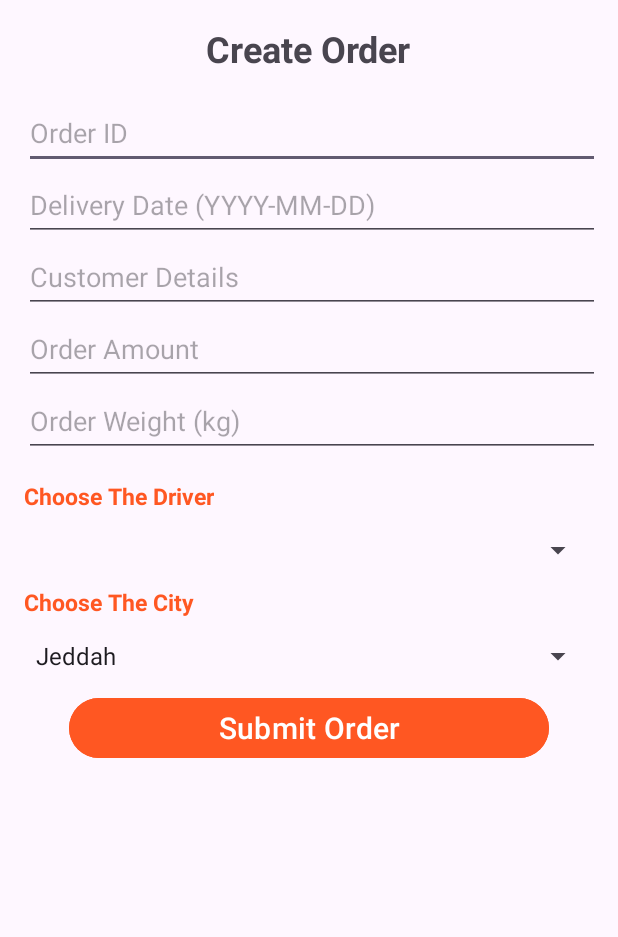
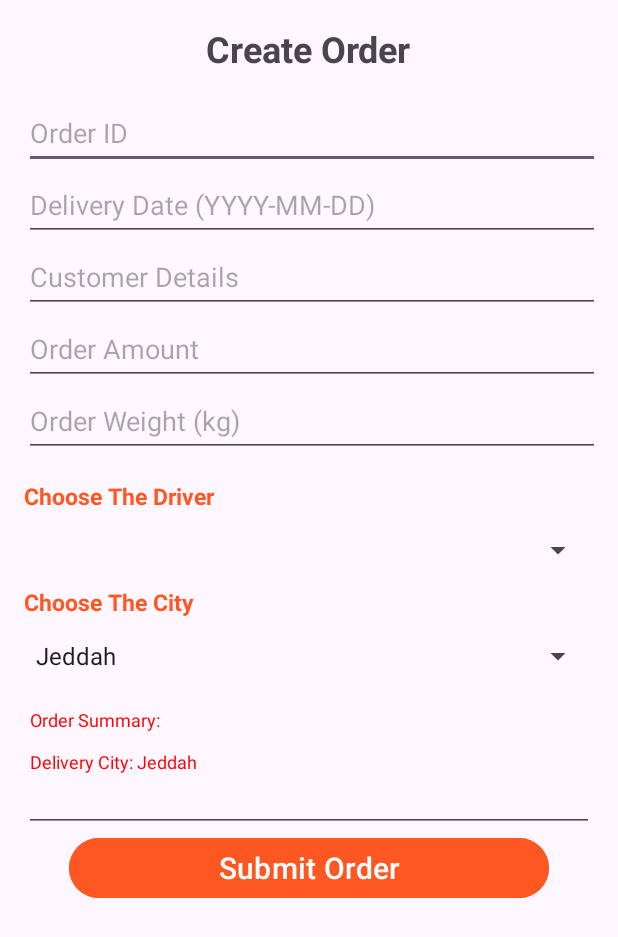
Before and after one commit to ahadgalqahtani/projectR, an Android app: the Order screen opened directly, with no data from a screen before it, on a phone screen of 412 x 824 dp. Shown: the top 937 px of the screen. Run offline under Robolectric (Android 15) with nearby library versions, the phone set to English and light mode, and no system bars; our stand-ins replace Firebase (no records; nobody signed in at launch, a user with empty details on screens opened directly).

Commit message:
order xml and java code

```diff
--- a/app/src/main/java/com/example/lab4/JeddahstoresActivity.java
+++ b/app/src/main/java/com/example/lab4/JeddahstoresActivity.java
@@ -29,4 +29,5 @@ public class JeddahstoresActivity extends AppCompatActivity {
             }
         });
     }
+
 }
--- a/app/src/main/java/com/example/lab4/MakkahstoresActivity.java
+++ b/app/src/main/java/com/example/lab4/MakkahstoresActivity.java
@@ -25,7 +25,9 @@ public class MakkahstoresActivity extends AppCompatActivity {
                 // Navigate to Order Activity
                 Intent intent = new Intent(MakkahstoresActivity.this, Order.class);
                 startActivity(intent);
+
             }
         });
     }
+
 }
--- a/app/src/main/java/com/example/lab4/Order.java
+++ b/app/src/main/java/com/example/lab4/Order.java
@@ -1,9 +1,13 @@
 package com.example.lab4;
 
 import android.content.Intent;
+import android.content.SharedPreferences;
 import android.os.Bundle;
-import android.util.Log;
+import android.text.Editable;
+import android.text.TextWatcher;
 import android.view.View;
+import android.graphics.Color;
+import android.util.TypedValue;
 import android.widget.AdapterView;
 import android.widget.ArrayAdapter;
 import android.widget.Button;
@@ -17,17 +21,45 @@ import com.google.firebase.database.DatabaseError;
 import com.google.firebase.database.DatabaseReference;
 import com.google.firebase.database.FirebaseDatabase;
 import com.google.firebase.database.ValueEventListener;
-
 import java.util.ArrayList;
 
 public class Order extends AppCompatActivity {
 
-    private EditText editTextOrderId, editTextDeliveryDate, editTextCustomerDetails, editTextOrderAmount, editTextOrderWeight;
+    private EditText editTextOrderId, editTextDeliveryDate, editTextCustomerDetails, editTextOrderAmount, editTextOrderWeight, editTextOrderSummary;;
     private Spinner spinnerAssignDriver,spinnerCity;
     private Button buttonSubmitOrder;
     private DatabaseReference databaseReference;
     private ArrayAdapter<String> driverAdapter;
     private ArrayList<String> driverList;
+
+
+    private static final String KEY_ORDER_ID = "orderId";
+    private static final String KEY_DELIVERY_DATE = "deliveryDate";
+    private static final String KEY_CUSTOMER_DETAILS = "customerDetails";
+    private static final String KEY_ORDER_AMOUNT = "orderAmount";
+    private static final String KEY_ORDER_WEIGHT = "orderWeight";
+    private static final String KEY_ORDER_SUMMARY = "orderSummary";
+    private static final String KEY_SELECTED_DRIVER = "selectedDriver";
+    private static final String KEY_SELECTED_CITY = "selectedCity";
+    private String selectedStore = "";
+
+    private TextWatcher formWatcher = new TextWatcher() {
+        @Override
+        public void beforeTextChanged(CharSequence s, int start, int count, int after) {
+            // Not needed
+        }
+
+        @Override
+        public void onTextChanged(CharSequence s, int start, int before, int count) {
+            // Not needed
+        }
+
+        @Override
+        public void afterTextChanged(Editable s) {
+            updateOrderSummary();
+        }
+    };
+
 
 
     @Override
@@ -45,6 +77,9 @@ public class Order extends AppCompatActivity {
         spinnerAssignDriver = findViewById(R.id.AssignDriverSpinner);
         spinnerCity = findViewById(R.id.spinnerCity);
         buttonSubmitOrder = findViewById(R.id.buttonSubmitOrder);
+        editTextOrderSummary = findViewById(R.id.editTextOrderSummary);
+
+
 
         // Initialize Firebase Database reference
         databaseReference = FirebaseDatabase.getInstance().getReference("users"); // Adjust the path as necessary
@@ -52,6 +87,12 @@ public class Order extends AppCompatActivity {
         driverAdapter = new ArrayAdapter<>(this, android.R.layout.simple_spinner_item, driverList);
         driverAdapter.setDropDownViewResource(android.R.layout.simple_spinner_dropdown_item);
         spinnerAssignDriver.setAdapter(driverAdapter);
+
+        editTextOrderId.addTextChangedListener(formWatcher);
+        editTextDeliveryDate.addTextChangedListener(formWatcher);
+        editTextCustomerDetails.addTextChangedListener(formWatcher);
+        editTextOrderAmount.addTextChangedListener(formWatcher);
+        editTextOrderWeight.addTextChangedListener(formWatcher);
 
         databaseReference.orderByChild("role").equalTo("Driver").addListenerForSingleValueEvent(new ValueEventListener() {
             @Override
@@ -72,6 +113,7 @@ public class Order extends AppCompatActivity {
             }
         });
 
+
         // Set onClickListener for the submit button
         buttonSubmitOrder.setOnClickListener(new View.OnClickListener() {
             @Override
@@ -91,19 +133,24 @@ public class Order extends AppCompatActivity {
                     return;
                 }
 
-
-
-
-
-
                 // Process the order creation (you may want to send it to a database or another screen)
                 Toast.makeText(Order.this, "Order Created Successfully", Toast.LENGTH_SHORT).show();
 
+                updateOrderSummary();
                 // Go back to the Supervisor dashboard
+                finish();
+            }
+        });
 
+        spinnerAssignDriver.setOnItemSelectedListener(new AdapterView.OnItemSelectedListener() {
+            @Override
+            public void onItemSelected(AdapterView<?> parent, View view, int position, long id) {
+                updateOrderSummary();
+            }
 
-
-                finish();
+            @Override
+            public void onNothingSelected(AdapterView<?> parent) {
+                // Not needed
             }
         });
 
@@ -120,14 +167,15 @@ public class Order extends AppCompatActivity {
 
                 // Retrieve the selected city
                 String selectedCity = parent.getItemAtPosition(position).toString();
+                saveFormState();
 
                 // Start the appropriate activity based on selection
                 if (selectedCity.equals("Jeddah")) {
                     Intent intent = new Intent(Order.this, JeddahstoresActivity.class);
-                    startActivity(intent);
+                    startActivityForResult(intent, 1);
                 } else if (selectedCity.equals("Makkah")) {
                     Intent intent = new Intent(Order.this, MakkahstoresActivity.class);
-                    startActivity(intent);
+                    startActivityForResult(intent, 1);
                 }
             }
 
@@ -138,4 +186,147 @@ public class Order extends AppCompatActivity {
         });
 
     }
+    private void saveFormState() {
+        SharedPreferences prefs = getSharedPreferences("OrderFormData", MODE_PRIVATE);
+        SharedPreferences.Editor editor = prefs.edit();
+
+
+        editor.putString(KEY_ORDER_ID, editTextOrderId.getText().toString());
+        editor.putString(KEY_DELIVERY_DATE, editTextDeliveryDate.getText().toString());
+        editor.putString(KEY_CUSTOMER_DETAILS, editTextCustomerDetails.getText().toString());
+        editor.putString(KEY_ORDER_AMOUNT, editTextOrderAmount.getText().toString());
+        editor.putString(KEY_ORDER_WEIGHT, editTextOrderWeight.getText().toString());
+        editor.putString(KEY_ORDER_SUMMARY, editTextOrderSummary.getText().toString());
+        editor.putString(KEY_ORDER_SUMMARY, editTextOrderSummary.getText().toString());
+        editor.putString("SELECTED_STORE", selectedStore);
+
+        if (spinnerAssignDriver.getSelectedItem() != null) {
+            editor.putString(KEY_SELECTED_DRIVER, spinnerAssignDriver.getSelectedItem().toString());
+        }
+        if (spinnerCity.getSelectedItem() != null) {
+            editor.putString(KEY_SELECTED_CITY, spinnerCity.getSelectedItem().toString());
+        }
+
+
+        editor.apply();
+    }
+
+    private void restoreFormState() {
+        SharedPreferences prefs = getSharedPreferences("OrderFormData", MODE_PRIVATE);
+
+        editTextOrderId.setText(prefs.getString(KEY_ORDER_ID, ""));
+        editTextDeliveryDate.setText(prefs.getString(KEY_DELIVERY_DATE, ""));
+        editTextCustomerDetails.setText(prefs.getString(KEY_CUSTOMER_DETAILS, ""));
+        editTextOrderAmount.setText(prefs.getString(KEY_ORDER_AMOUNT, ""));
+        editTextOrderWeight.setText(prefs.getString(KEY_ORDER_WEIGHT, ""));
+        editTextOrderSummary.setText(prefs.getString(KEY_ORDER_SUMMARY, ""));
+
+        // Restore spinner selections after adapter is populated
+        final String savedDriver = prefs.getString(KEY_SELECTED_DRIVER, "");
+        final String savedCity = prefs.getString(KEY_SELECTED_CITY, "");
+
+        if (!savedDriver.isEmpty() && driverAdapter != null) {
+            int driverPosition = driverAdapter.getPosition(savedDriver);
+            if (driverPosition >= 0) {
+                spinnerAssignDriver.setSelection(driverPosition);
+            }
+        }
+
+        if (!savedCity.isEmpty()) {
+            ArrayAdapter<CharSequence> cityAdapter = (ArrayAdapter<CharSequence>) spinnerCity.getAdapter();
+            int cityPosition = cityAdapter.getPosition(savedCity);
+            if (cityPosition >= 0) {
+                spinnerCity.setSelection(cityPosition);
+            }
+        }
+
+        selectedStore = prefs.getString("SELECTED_STORE", "");
+        updateOrderSummary();
+    }
+    @Override
+    protected void onResume() {
+        super.onResume();
+        restoreFormState();  // Restore data when activity resumes
+    }
+
+    @Override
+    protected void onSaveInstanceState(@NonNull Bundle outState) {
+        super.onSaveInstanceState(outState);
+        saveFormState();  // Save data when activity might be destroyed
+    }
+    private void saveOrder() {
+        // Your existing order saving logic here
+        Toast.makeText(Order.this, "Order Created Successfully", Toast.LENGTH_SHORT).show();
+
+        // Clear the saved form data after successful submission
+        SharedPreferences prefs = getSharedPreferences("OrderFormData", MODE_PRIVATE);
+        prefs.edit().clear().apply();
+    }
+    @Override
+    protected void onActivityResult(int requestCode, int resultCode, Intent data) {
+        super.onActivityResult(requestCode, resultCode, data);
+        if (requestCode == 1 && resultCode == RESULT_OK && data != null) {
+            selectedStore = data.getStringExtra("SELECTED_STORE");
+            updateOrderSummary();
+        }
+    }
+    private void updateOrderSummary() {
+        StringBuilder summary = new StringBuilder();
+        summary.append("Order Summary:\n\n");
+
+        // Get all the values
+        String orderId = editTextOrderId.getText().toString().trim();
+        String deliveryDate = editTextDeliveryDate.getText().toString().trim();
+        String customerDetails = editTextCustomerDetails.getText().toString().trim();
+        String orderAmount = editTextOrderAmount.getText().toString().trim();
+        String orderWeight = editTextOrderWeight.getText().toString().trim();
+        String assignedDriver = spinnerAssignDriver.getSelectedItem() != null ?
+                spinnerAssignDriver.getSelectedItem().toString() : "";
+        String selectedCity = spinnerCity.getSelectedItem() != null ?
+                spinnerCity.getSelectedItem().toString() : "";
+        String storeName = selectedStore;
+
+        // Append each field with proper formatting
+        if (!orderId.isEmpty()) {
+            summary.append("Order ID: ").append(orderId).append("\n\n");
+        }
+
+        if (!deliveryDate.isEmpty()) {
+            summary.append("Delivery Date: ").append(deliveryDate).append("\n\n");
+        }
+
+        if (!customerDetails.isEmpty()) {
+            summary.append("Customer Details: ").append(customerDetails).append("\n\n");
+        }
+
+        if (!orderAmount.isEmpty()) {
+            summary.append("Order Amount: ").append(orderAmount).append(" SAR\n\n");
+        }
+
+        if (!orderWeight.isEmpty()) {
+            summary.append("Order Weight: ").append(orderWeight).append(" KG\n\n");
+        }
+
+        if (!assignedDriver.isEmpty()) {
+            summary.append("Assigned Driver: ").append(assignedDriver).append("\n\n");
+        }
+
+        if (!selectedCity.isEmpty()) {
+            summary.append("Delivery City: ").append(selectedCity).append("\n\n");
+        }
+
+        editTextOrderSummary.setFocusable(false);
+        editTextOrderSummary.setClickable(false);
+
+        // Set text color to red
+        editTextOrderSummary.setTextColor(Color.RED);
+
+        // Set text size to small (12sp)
+        editTextOrderSummary.setTextSize(TypedValue.COMPLEX_UNIT_SP, 12);
+
+        // Set the summary text
+        editTextOrderSummary.setText(summary.toString());
+    }
+
+
 }
--- a/app/src/main/res/layout/activity_order.xml
+++ b/app/src/main/res/layout/activity_order.xml
@@ -92,6 +92,19 @@
             android:layout_height="48dp"
             android:entries="@array/cities_array" />
 
+        <EditText
+            android:id="@+id/editTextOrderSummary"
+            android:layout_width="match_parent"
+            android:layout_height="wrap_content"
+            android:inputType="textMultiLine"
+            android:gravity="top|start"
+            android:minLines="3"
+            android:maxLines="5"
+            android:scrollbars="vertical"
+            android:overScrollMode="ifContentScrolls"
+            android:textColor="#FF0000"
+            android:textSize="12sp" />
+
         <Button
             android:id="@+id/buttonSubmitOrder"
             android:layout_width="320dp"
@@ -105,5 +118,7 @@
             android:layout_marginBottom="16dp"
             />
 
+
+
     </LinearLayout>
 </ScrollView>
```
